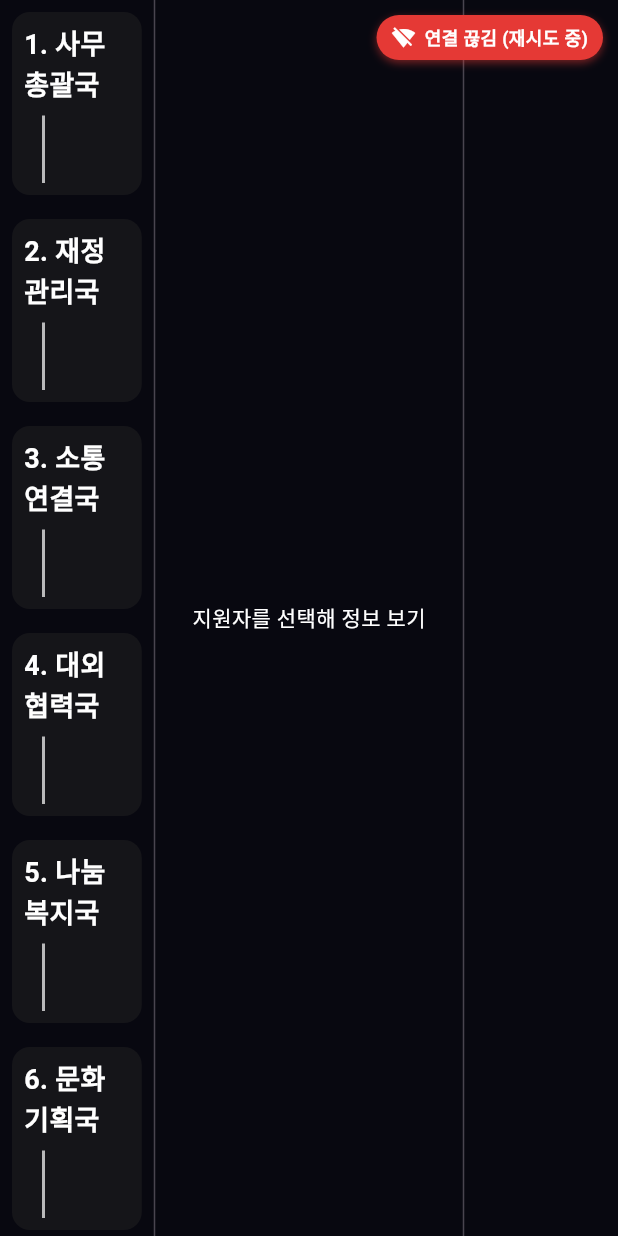
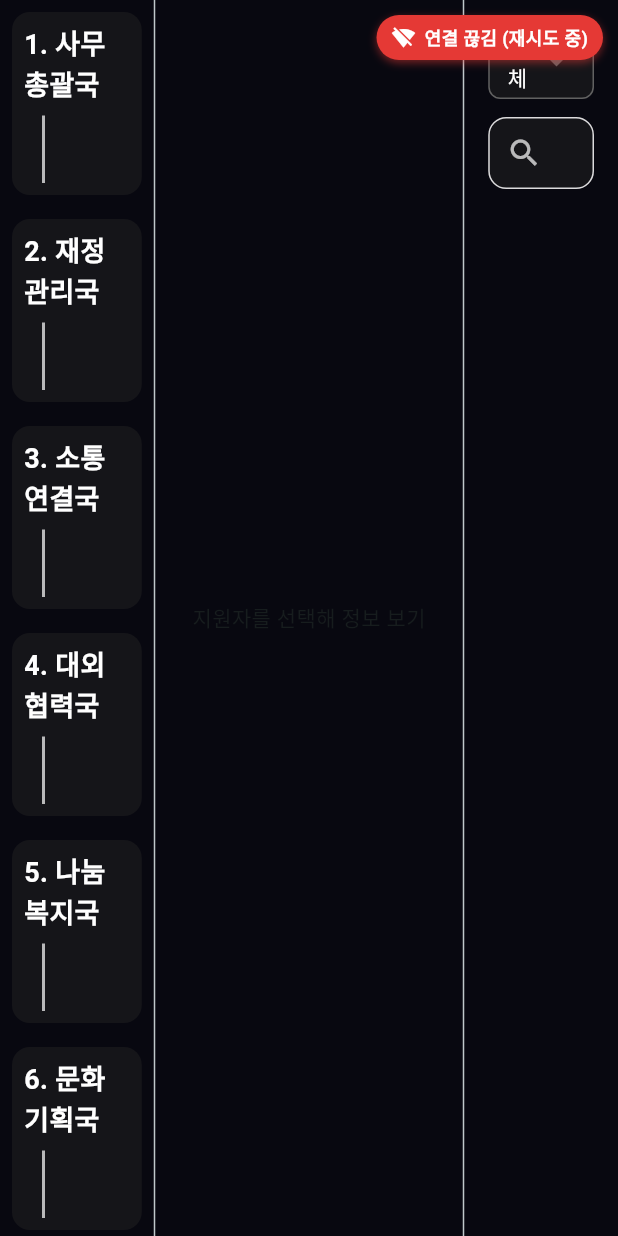
Before and after one commit to joon363/draft_picker, a Flutter app: the screen it shows after launch, on a phone screen of 412 x 824 dp. Run offline on Flutter 3.47's test engine with Material 3 defaults, Android fonts, the phone set to English and light mode, and no system bars; network calls fail; Roboto replaces fonts that are missing (NotoSansKR, Pretendard).

Commit message:
added spacing, fixed theme, added search, filter, missing pictures

```diff
--- a/lib/home_screen.dart
+++ b/lib/home_screen.dart
@@ -9,7 +9,7 @@ const Color backGroundDark = Color(0xFF080810);
 const Color backGround = Color(0xFF151519);
 
 class HomeScreen extends StatelessWidget {
-  const HomeScreen({super.key});
+  const HomeScreen({Key? key}) : super(key: key);
 
   @override
   Widget build(BuildContext context) {
@@ -163,7 +163,7 @@ Widget buildProfileImage(String name, {double size = 50, bool isSquare = true})
 
 // --- 왼쪽 패널 ---
 class LeftPanel extends StatelessWidget {
-  const LeftPanel({super.key});
+  const LeftPanel({Key? key}) : super(key: key);
 
   @override
   Widget build(BuildContext context) {
@@ -171,7 +171,7 @@ class LeftPanel extends StatelessWidget {
     final allDepts = [...realDepartments, ...specialDepartments];
 
     // 이 메서드 내부에 _buildMiniProfile을 정의하여 viewModel을 캡처합니다.
-    Widget buildMiniProfile(Candidate c) {
+    Widget _buildMiniProfile(Candidate c) {
       // 현재 선택된 지원자인지 확인
       final isSelected = viewModel.selectedCandidate?.name == c.name;
 
@@ -197,7 +197,7 @@ class LeftPanel extends StatelessWidget {
             children: [
               buildProfileImage(c.name, size: 42, isSquare: true), // 크기 약간 줄여서 공간 확보
               const SizedBox(height: 2),
-              Text(c.name, overflow: TextOverflow.ellipsis, style: const TextStyle(fontSize: 10)), // 폰트 크기 줄여서 공간 확보
+              Text(c.name, overflow: TextOverflow.ellipsis, style: const TextStyle(color: Colors.white, fontSize: 10)), // 폰트 크기 줄여서 공간 확보
             ],
           ),
         ),
@@ -274,7 +274,7 @@ class LeftPanel extends StatelessWidget {
                     scrollDirection: Axis.horizontal,
                     children: [
                       // 1. 확정 리스트
-                      ...confirmedList.map((c) => buildMiniProfile(c)),
+                      ...confirmedList.map((c) => _buildMiniProfile(c)),
 
                       // 2. 검은색 구분선 (항상 존재)
                       Container(
@@ -284,7 +284,7 @@ class LeftPanel extends StatelessWidget {
                       ),
 
                       // 3. 후보 리스트
-                      ...candidateList.map((c) => buildMiniProfile(c)),
+                      ...candidateList.map((c) => _buildMiniProfile(c)),
                     ],
                   ),
                 ),
@@ -299,7 +299,7 @@ class LeftPanel extends StatelessWidget {
 
 // --- 가운데 패널 ---
 class MiddlePanel extends StatelessWidget {
-  const MiddlePanel({super.key});
+  const MiddlePanel({Key? key}) : super(key: key);
 
   Future<void> _launchURL(String url) async {
     final Uri uri = Uri.parse(url);
@@ -345,7 +345,7 @@ class MiddlePanel extends StatelessWidget {
         spacing: 4,
         children: [
           buildProfileImage(candidate.name, size: 120, isSquare: true),
-          Text(candidate.name, style: const TextStyle(fontSize: 24, fontWeight: FontWeight.bold)),
+          Text(candidate.name, style: const TextStyle(color: Colors.white, fontSize: 24, fontWeight: FontWeight.bold)),
 
           Wrap(
             spacing: 8,
@@ -359,7 +359,7 @@ class MiddlePanel extends StatelessWidget {
           Row(
             mainAxisAlignment: MainAxisAlignment.spaceBetween,
             children: [
-              const Text("면접 코멘트", style: TextStyle(fontWeight: FontWeight.bold)),
+              const Text("면접 코멘트", style: TextStyle(color: Colors.white, fontWeight: FontWeight.bold)),
               ElevatedButton.icon(
                 onPressed: () {
                   if (candidate.transcriptUrl.isNotEmpty) {
@@ -389,7 +389,10 @@ class MiddlePanel extends StatelessWidget {
                   border: Border.all(color: Colors.grey[300]!)
               ),
               child: SingleChildScrollView(
-                child: SelectableText(candidate.comment, style: const TextStyle(fontSize: 16)),
+                child: SelectableText( // <--- 이 부분을 SelectableText로 변경
+                  candidate.comment,
+                  style: const TextStyle(color: Colors.white, fontSize: 16),
+                ),
               ),
             ),
           ),
@@ -435,11 +438,11 @@ class HoverDeptButton extends StatefulWidget {
   final Color globalBorderColor;
 
   const HoverDeptButton({
-    super.key,
+    Key? key,
     required this.deptName,
     required this.candidate,
     required this.globalBorderColor,
-  });
+  }) : super(key: key);
 
   @override
   State<HoverDeptButton> createState() => _HoverDeptButtonState();
@@ -531,10 +534,10 @@ class SimpleDeptButton extends StatelessWidget {
   final Candidate candidate;
 
   const SimpleDeptButton({
-    super.key,
+    Key? key,
     required this.deptName,
     required this.candidate,
-  });
+  }) : super(key: key);
 
   @override
   Widget build(BuildContext context) {
@@ -567,19 +570,84 @@ class SimpleDeptButton extends StatelessWidget {
 
 // --- 오른쪽 패널 ---
 class RightPanel extends StatelessWidget {
-  const RightPanel({super.key});
+  const RightPanel({Key? key}) : super(key: key);
 
   @override
   Widget build(BuildContext context) {
     final viewModel = context.watch<InterviewViewModel>();
+    // '전체' 옵션을 포함한 드롭다운 선택지
+    final allFilterOptions = ['전체', ...allDepartments];
+    final currentCandidates = viewModel.filteredCandidates; // 필터링된 목록 사용
 
     return Container(
       padding: const EdgeInsets.all(16),
+      child: Column(
+        children: [
+          // 1. 지원국 필터 드롭다운
+          Container(
+            padding: const EdgeInsets.symmetric(horizontal: 12),
+            margin: const EdgeInsets.only(bottom: 12),
+            decoration: BoxDecoration(
+              color: backGround,
+              borderRadius: BorderRadius.circular(8),
+              border: Border.all(color: Colors.grey[700]!),
+            ),
+            child: DropdownButtonHideUnderline(
+              child: DropdownButton<String>(
+                // 현재 필터 값 설정. null이면 '전체'로 표시
+                value: viewModel.filterDept ?? '전체',
+                isExpanded: true,
+                dropdownColor: backGround,
+                style: const TextStyle(color: Colors.white, fontSize: 14),
+                onChanged: (String? newValue) {
+                  // '전체'를 선택하면 null로 설정하여 필터 해제
+                  context.read<InterviewViewModel>().setFilterDepartment(
+                      newValue == '전체' ? null : newValue
+                  );
+                },
+                items: allFilterOptions.map<DropdownMenuItem<String>>((String value) {
+                  return DropdownMenuItem<String>(
+                    value: value,
+                    child: Text(
+                        value,
+                        style: TextStyle(color: Colors.white.withOpacity(value == viewModel.filterDept || (viewModel.filterDept == null && value == '전체') ? 1.0 : 0.7))
+                    ),
+                  );
+                }).toList(),
+              ),
+            ),
+          ),
+
+          // 2. 이름 검색 창
+          Container(
+            margin: const EdgeInsets.only(bottom: 16),
+            child: TextField(
+              onChanged: (value) {
+                context.read<InterviewViewModel>().setSearchTerm(value);
+              },
+              style: const TextStyle(color: Colors.white),
+              decoration: InputDecoration(
+                hintText: '이름으로 검색...',
+                hintStyle: TextStyle(color: Colors.grey[500]),
+                prefixIcon: const Icon(Icons.search, color: Colors.white70),
+                fillColor: backGround,
+                filled: true,
+                border: OutlineInputBorder(
+                  borderRadius: BorderRadius.circular(8),
+                  borderSide: BorderSide.none,
+                ),
+                contentPadding: const EdgeInsets.symmetric(vertical: 10, horizontal: 12),
+              ),
+            ),
+          ),
+
+          // 3. 필터링된 지원자 목록
+          Expanded(
             child: ListView.separated(
-        itemCount: viewModel.candidates.length,
+              itemCount: currentCandidates.length,
               separatorBuilder: (ctx, idx) => const SizedBox(height: 12),
               itemBuilder: (context, index) {
-          final candidate = viewModel.candidates[index];
+                final candidate = currentCandidates[index];
                 bool isSelected = viewModel.selectedCandidate?.name == candidate.name;
 
                 return GestureDetector(
@@ -605,7 +673,11 @@ class RightPanel extends StatelessWidget {
                           child: Column(
                             crossAxisAlignment: CrossAxisAlignment.start,
                             children: [
-                        Text(candidate.name, style: const TextStyle(fontWeight: FontWeight.bold, fontSize: 16)),
+                              // 이름도 SelectableText로 변경하여 검색 및 복사 가능하게 함
+                              SelectableText(
+                                candidate.name,
+                                style: const TextStyle(fontWeight: FontWeight.bold, fontSize: 16, color: Colors.white),
+                              ),
                               const SizedBox(height: 6),
                               Wrap(
                                 spacing: 4,
@@ -629,6 +701,9 @@ class RightPanel extends StatelessWidget {
                 );
               },
             ),
+          ),
+        ],
+      ),
     );
   }
 }
--- a/lib/main.dart
+++ b/lib/main.dart
@@ -2,6 +2,7 @@ import 'package:flutter/material.dart';
 import 'package:provider/provider.dart';
 import 'viewmodel.dart';
 import 'home_screen.dart';
+import 'theme.dart';
 
 void main() {
   runApp(const MyApp());
@@ -36,18 +37,7 @@ class MyApp extends StatelessWidget {
       ],
       child: MaterialApp(
         title: 'Interview Dashboard',
-        theme: ThemeData(
-          // 기본 색상표를 어둡게 설정
-          primarySwatch: Colors.blue,
-          brightness: Brightness.dark,
-          // Scaffold의 기본 배경색을 어둡게 설정하여 흰색 텍스트가 잘 보이도록 함
-          scaffoldBackgroundColor: Colors.grey[900],
-          // 텍스트 테마 적용
-          textTheme: whiteTextTheme,
-          // 아이콘 색상도 흰색으로 통일
-          iconTheme: const IconThemeData(color: Colors.white),
-          fontFamily: 'NotoSansKR',
-        ),
+        theme: AppTheme.lightTheme(context),
         home: const HomeScreen(),
         debugShowCheckedModeBanner: false,
       ),
--- /dev/null
+++ b/lib/theme.dart
@@ -0,0 +1,220 @@
+import 'package:flutter/material.dart';
+
+const Color blue = Color(0xFF0077E4);
+const Color lightBlue = Color(0xFF80bbf2);
+const Color blue3 = Color(0xFFE6F4FF);
+const Color green = Color(0xFF4CC473);
+const Color green2 = Color(0xFF8DD196);
+const Color green3 = Color(0xFFC1ECC8);
+const Color green4 = Color(0xFFECF9E9);
+const Color darkBlue = Color(0xFF2D77C1);
+const Color darkGreen = Color(0xFF2BB559);
+const Color deepGreen = Color(0xFF1A9342);
+const Color backGround = Color(0xFF2B2B2B);
+const Color backGroundLight = Color(0xFF444444);
+const Color backGroundDark = Color(0xFF1B1B1B);
+const Color gray = Color(0xFFA1A1A1);
+const Color gray2 = Color(0xFFDBDADC);
+const Color gray3 = Color(0xFF9B9A9C);
+const Color gray4 = Color(0xFF8A888A);
+const Color gray5 = Color(0xFF575558);
+const Color org = Color(0xFFFFBD56);
+const Color org2 = Color(0xFFFFE8C0);
+const Color yellow = Color(0xFFFFE56F);
+const Color yellow2 = Color(0xFFFEFAE2);
+const Color pink = Color(0xFFFE9BA7);
+const Color Gf = Color(0xFFFA846C);
+const Color darkGf = Color(0xFFEB583B);
+const Color purple = Color(0xFFA929F3);
+const List<Color> activityColors = [
+  Color(0xFF4CC473), // green
+  Color(0xFF75A9ED), // blue
+  Color(0xFFA929F3), // purple
+  Color(0xFFFFBD56), // org
+  Color(0xFFD3D3D3), // gray
+];
+class AppTheme {
+  static ThemeData lightTheme(BuildContext context) {
+    return ThemeData(
+      fontFamily: "Pretendard",
+      colorSchemeSeed: Colors.white,
+      canvasColor: Colors.white,
+      dividerColor: Colors.white,
+      scaffoldBackgroundColor: Colors.white,
+      cardColor: Colors.white,
+      //unselectedWidgetColor: Colors.white,
+      dialogTheme: DialogThemeData(
+        backgroundColor: Colors.white,
+        titleTextStyle: TextStyle(
+          fontSize: 20,
+          fontWeight: FontWeight.bold,
+          color: Colors.black,
+        ),
+        contentTextStyle: TextStyle(fontSize: 16, color: Colors.black87),
+        shape: RoundedRectangleBorder(borderRadius: BorderRadius.circular(16)),
+      ),
+      appBarTheme: AppBarTheme(
+        backgroundColor: Colors.white,
+        scrolledUnderElevation: 0,
+        surfaceTintColor: Colors.transparent,
+        centerTitle: true,
+      ),
+      checkboxTheme: CheckboxThemeData(
+        fillColor: WidgetStateProperty.all(Colors.white),
+        checkColor: WidgetStateProperty.all(Colors.blue),
+        overlayColor: WidgetStateProperty.all(gray),
+      ),
+      scrollbarTheme: ScrollbarThemeData(
+        thumbVisibility: WidgetStateProperty.all(true),
+        trackVisibility: WidgetStateProperty.all(true),
+        thickness: WidgetStateProperty.all(10),
+        radius: const Radius.circular(4),
+
+        // ✔ 밝은 색상 설정
+        thumbColor: WidgetStateProperty.all(Colors.white30),
+        trackColor: WidgetStateProperty.all(Colors.white12),
+      ),
+      inputDecorationTheme: InputDecorationTheme(
+        hintStyle: TextStyle(color: gray),
+        enabledBorder: OutlineInputBorder(
+          borderRadius: BorderRadius.circular(12),
+          borderSide: BorderSide(color: gray2),
+        ),
+        errorBorder: OutlineInputBorder(
+          borderRadius: BorderRadius.circular(12),
+          borderSide: BorderSide(color: darkGf),
+        ),
+        focusedErrorBorder: OutlineInputBorder(
+          borderRadius: BorderRadius.circular(12),
+          borderSide: BorderSide(color: darkGf),
+        ),
+        focusedBorder: OutlineInputBorder(
+          borderRadius: BorderRadius.circular(12),
+          borderSide: const BorderSide(color: blue, width: 2),
+        ),
+      ),
+      switchTheme: SwitchThemeData(
+        thumbColor: WidgetStateProperty.all(Colors.white),
+        trackColor: WidgetStateProperty.all(gray2),
+        trackOutlineColor: WidgetStateProperty.all(Colors.transparent),
+      ),
+      progressIndicatorTheme: ProgressIndicatorThemeData(
+        color: blue,
+        linearTrackColor: blue3,
+      ),
+      popupMenuTheme: PopupMenuThemeData(
+        color: Colors.white,
+        elevation: 0,
+        shape: RoundedRectangleBorder(
+          borderRadius: BorderRadius.circular(16),
+          side: BorderSide(color: gray2, width: 1),
+        ),
+      ),
+    );
+  }
+}
+
+final ButtonStyle mainBlueElevatedButton = mainColoredElevatedButton(
+    blue,
+    lightBlue
+);
+final ButtonStyle mainRoundBlueElevatedButton = mainColoredElevatedButton(
+    blue,
+    lightBlue,
+    radius: 999
+);
+final ButtonStyle mainGrayElevatedButton = mainColoredElevatedButton(
+    backGroundLight,
+    gray
+);
+final ButtonStyle mainRoundGrayElevatedButton = mainColoredElevatedButton(
+    backGroundLight,
+    gray,
+    radius: 999
+);
+
+ButtonStyle mainColoredElevatedButton(
+    Color backgroundColor,
+    Color borderColor,
+    {double radius = 12}
+    ) {
+  return ButtonStyle(
+    backgroundColor: WidgetStateProperty.all(backgroundColor),
+    foregroundColor: WidgetStateProperty.all(Colors.white),
+    surfaceTintColor: WidgetStateProperty.all(Colors.transparent),
+    shape: WidgetStateProperty.all(
+      RoundedRectangleBorder(
+        borderRadius: BorderRadius.circular(radius),
+        side: BorderSide(color: borderColor, width: 2),
+      ),
+    ),
+  );
+}
+
+final ButtonStyle disabledElevatedButton = ButtonStyle(
+  backgroundColor: WidgetStateProperty.all(gray2),
+  foregroundColor: WidgetStateProperty.all(Colors.white),
+  surfaceTintColor: WidgetStateProperty.all(Colors.transparent),
+  shape: WidgetStateProperty.all(
+    RoundedRectangleBorder(
+      borderRadius: BorderRadius.circular(30),
+      side: BorderSide(color: gray3, width: 4),
+    ),
+  ),
+);
+
+Widget borderedText({
+  required String text,
+  double size = 16,
+  FontWeight weight = FontWeight.normal,
+  Color fillColor = Colors.white,
+  Color borderColor = Colors.black,
+  double strokeWidth = 3,
+}) {
+  return Stack(
+    children: [
+      // 외곽선 텍스트
+      Text(
+        text,
+        style: TextStyle(
+          fontSize: size,
+          fontWeight: weight,
+          foreground: Paint()
+            ..style = PaintingStyle.stroke
+            ..strokeWidth = strokeWidth
+            ..color = borderColor,
+        ),
+      ),
+      // 안쪽 채워진 텍스트
+      Text(
+        text,
+        style: TextStyle(fontSize: size, fontWeight: weight, color: fillColor),
+      ),
+    ],
+  );
+}
+
+
+SizedBox defaultBackground(BuildContext context) {
+  return SizedBox(
+      width: MediaQuery
+          .of(context)
+          .size
+          .width,
+      child: Stack(
+        children: [
+          Positioned.fill(
+            child: DecoratedBox(decoration: BoxDecoration(
+                color: backGroundDark
+            )),
+          ),
+          Positioned.fill(
+            child: Image.asset(
+              'assets/images/grid.png', // 원하는 배경 이미지
+              fit: BoxFit.cover,
+            ),
+          ),
+        ],
+      )
+  );
+}
--- a/lib/viewmodel.dart
+++ b/lib/viewmodel.dart
@@ -12,6 +12,32 @@ class InterviewViewModel extends ChangeNotifier {
 
   // ApiService의 ValueNotifier를 구독하여 상태를 받아옴
   SocketStatus _socketStatus = SocketStatus.disconnected;
+
+  // --- [새로 추가된 필터 및 검색 상태] ---
+  String? _filterDept; // null은 '전체'를 의미
+  String _searchTerm = '';
+
+  String? get filterDept => _filterDept;
+  String get searchTerm => _searchTerm;
+
+  // 필터링된 지원자 목록을 반환하는 Getter
+  List<Candidate> get filteredCandidates {
+    var list = _candidates;
+
+    // 1. 지원국 필터 적용
+    if (_filterDept != null && _filterDept != '전체') {
+      list = list.where((c) => c.appliedList.contains(_filterDept!)).toList();
+    }
+
+    // 2. 이름 검색 필터 적용
+    if (_searchTerm.isNotEmpty) {
+      final term = _searchTerm.toLowerCase();
+      list = list.where((c) => c.name.toLowerCase().contains(term)).toList();
+    }
+
+    return list;
+  }
+  // ------------------------------------
 
   List<Candidate> get candidates => _candidates;
   Candidate? get selectedCandidate => _selectedCandidate;
@@ -70,6 +96,18 @@ class InterviewViewModel extends ChangeNotifier {
     notifyListeners();
   }
 
+  // --- [새로 추가된 필터/검색 설정 메소드] ---
+  void setFilterDepartment(String? dept) {
+    _filterDept = dept;
+    notifyListeners();
+  }
+
+  void setSearchTerm(String term) {
+    _searchTerm = term.trim();
+    notifyListeners();
+  }
+  // ----------------------------------------
+
   void toggleAssignment(String department, String status) {
     if (_selectedCandidate == null) return;
     _apiService.toggleAssignment(_selectedCandidate!.name, department, status);
```
Also changed, not shown: assets/images/백지훈.png (added), assets/images/유현종.png (added), assets/images/이정환.png (added). Lines whose indentation alone changed are shown as unchanged.
